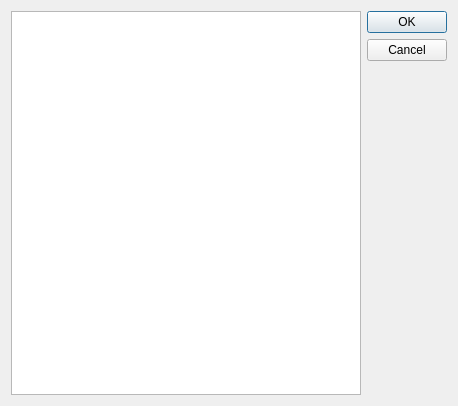
Before: the Qt Designer form synonym_edit_dialog.ui in djasoid/pixiv_pictures_manager, drawn with Qt 5.
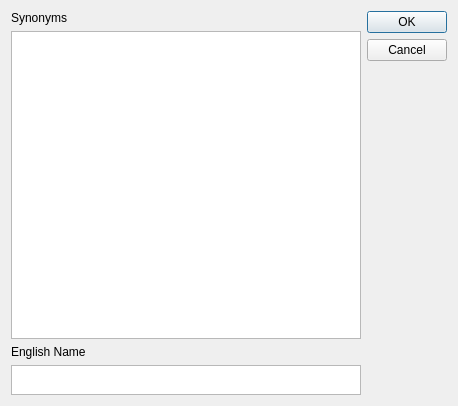
After: the same form once the commit is applied.

Commit message: add english name to tags in the tag tree

Patch:
```diff
--- a/synonym_edit_dialog.ui
+++ b/synonym_edit_dialog.ui
@@ -15,11 +15,39 @@
   </property>
   <layout class="QHBoxLayout" name="horizontalLayout">
    <item>
+    <layout class="QVBoxLayout" name="verticalLayout">
+     <item>
+      <widget class="QLabel" name="synonyms_label">
+       <property name="text">
+        <string>Synonyms</string>
+       </property>
+      </widget>
+     </item>
+     <item>
     <widget class="QPlainTextEdit" name="synonym_text_edit">
      <property name="plainText">
       <string notr="true"/>
      </property>
     </widget>
+     </item>
+     <item>
+      <widget class="QLabel" name="english_name_label">
+       <property name="text">
+        <string>English Name</string>
+       </property>
+      </widget>
+     </item>
+     <item>
+      <widget class="QPlainTextEdit" name="english_name_edit">
+       <property name="maximumSize">
+        <size>
+         <width>16777215</width>
+         <height>30</height>
+        </size>
+       </property>
+      </widget>
+     </item>
+    </layout>
    </item>
    <item>
     <widget class="QDialogButtonBox" name="buttonBox">
```
Lines whose indentation alone changed are shown as unchanged. The commit also changes 10 other files.
